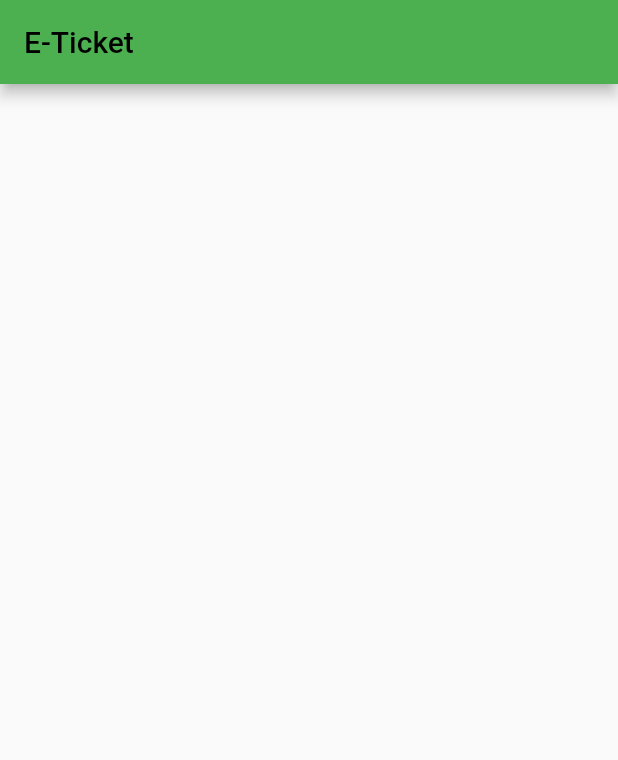
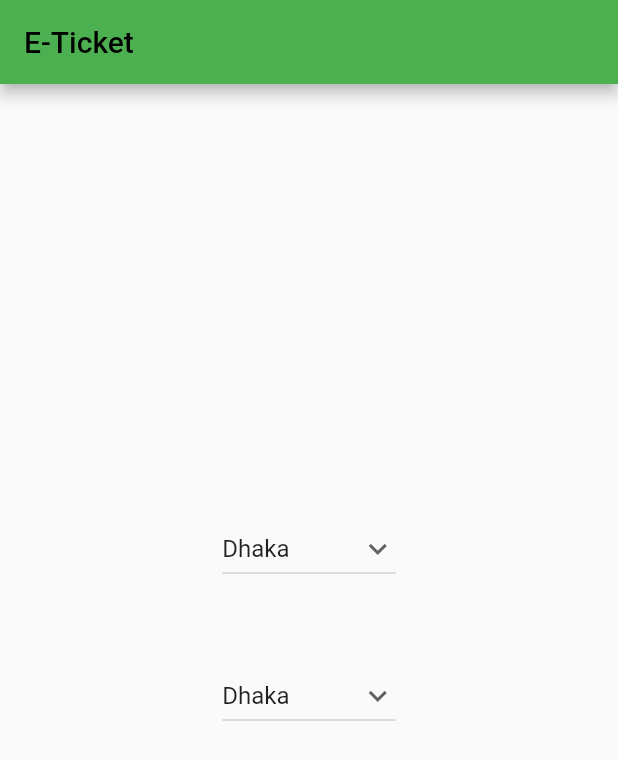
Before and after one commit to zhalok/HACKNSU4_SUST_Agile_Team, a Flutter app: the screen it shows after launch, on a phone screen of 412 x 824 dp. Shown: the top 760 px of the screen. Run offline on Flutter 3.47's test engine with Material 2 defaults, Android fonts, the phone set to English and light mode, and no system bars.

Commit message:
Drop Down

```diff
--- a/lib/main.dart
+++ b/lib/main.dart
@@ -1,104 +1,8 @@
-// // ignore_for_file: prefer_const_constructors
-
-// import 'package:flutter/material.dart';
-// void main(){
-//   runApp(const MyApp());
-// }
-// class MyApp extends StatefulWidget {
-//   const MyApp({Key? key}) : super(key: key);
-
-//   @override
-//   State<MyApp> createState() => _MyAppState();
-// }
-
-// class _MyAppState extends State<MyApp> {
-//   String dropdownvalue = 'Dhaka';
-
-//   var items = [
-//     'Dhaka',
-//     'Sylhet',
-//     'Chittagong',
-//     'Rajshahi',
-//     'Khulna',
-//     'Mymensingh'
-//   ];
-//   @override
-//   Widget build(BuildContext context) {
-//     return Container(
-//       padding: const EdgeInsets.all(10),
-//       decoration:const BoxDecoration(
-//     color: Colors.white,
-//     borderRadius: BorderRadius.only(
-//       topLeft: Radius.circular(10),
-//         topRight: Radius.circular(10),
-//         bottomLeft: Radius.circular(10),
-//         bottomRight: Radius.circular(10)
-//     ),
-//       ),
-//       child:  Center(
-//         child: Column(
-//           mainAxisAlignment: MainAxisAlignment.center,
-//           children: [
-//             DropdownButton(
-//               isExpanded: false,
-//               value: dropdownvalue,
-//               icon: const Icon(Icons.keyboard_arrow_down),
-//               items: items.map((String items) {
-//                 return DropdownMenuItem(
-//                   value: items,
-//                   child: Text(items),
-//                 );
-//               }).toList(),
-//               onChanged: (String? newValue) {
-//                 setState(() {
-//                   dropdownvalue = newValue!;
-//                 });
-//               },
-//               hint: Align(
-//                 alignment: Alignment.centerLeft,
-//                 child: Text(
-//                   "From",
-//                   style: TextStyle(color: Colors.black),
-//                 ),
-//               ),
-//               ),
-//               DropdownButton(
-//               isExpanded: false,
-//               value: dropdownvalue,
-//               icon: const Icon(Icons.keyboard_arrow_down),
-//               items: items.map((String items) {
-//                 return DropdownMenuItem(
-//                   value: items,
-//                   child: Text(items),
-//                 );
-//               }).toList(),
-//               onChanged: (String? newValue) {
-//                 setState(() {
-//                   dropdownvalue = newValue!;
-//                 });
-//               },
-//               hint: Align(
-//                 alignment: Alignment.centerLeft,
-//                 child: Text(
-//                   "To",
-//                   style: TextStyle(color: Colors.black),
-//                 ),
-//               ),
-//               ),
-
-//           ],
-//         ),
-//       ),
-//     );
-//   }
-// }
-
+// ignore_for_file: prefer_const_constructors
 import 'package:flutter/material.dart';
-
-void main(List<String> args) {
-  runApp(const MyApp());
-}
-
+void main(){
+   runApp(const MyApp());
+ }
 class MyApp extends StatefulWidget {
   const MyApp({Key? key}) : super(key: key);
 
@@ -107,6 +11,17 @@ class MyApp extends StatefulWidget {
 }
 
 class _MyAppState extends State<MyApp> {
+  String dropdownvalue = 'Dhaka';
+
+
+  var items = [
+    'Dhaka',
+    'Sylhet',
+    'Chittagong',
+    'Rajshahi',
+    'Khulna',
+    'Mymensingh'
+  ];
   @override
   Widget build(BuildContext context) {
     return MaterialApp(
@@ -116,11 +31,59 @@ class _MyAppState extends State<MyApp> {
       darkTheme: ThemeData(primarySwatch: Colors.grey),
       color: Colors.amberAccent,
       home: Scaffold(
-        appBar: AppBar(
-            title: const Text(
-          'E-Ticket',
-          style: TextStyle(color: Colors.black),
-        )),
+        appBar: AppBar(title: const Text('E-Ticket',style: TextStyle(color: Colors.black),)),
+        body: Center(
+          child: Column(
+            mainAxisAlignment: MainAxisAlignment.center,
+            children: [
+              DropdownButton(
+              value: dropdownvalue,
+              icon: const Icon(Icons.keyboard_arrow_down),
+              items: items.map((String items) {
+                return DropdownMenuItem(
+                  value: items,
+                  child: Text(items),
+                );
+              }).toList(),
+              onChanged: (String? newValue) {
+                setState(() {
+                  dropdownvalue = newValue!;
+                });
+              },
+            ),
+            SizedBox(
+                  height: 50,
+                ),
+              DropdownButton(
+              isExpanded: false,
+              value: dropdownvalue,
+              icon: const Icon(Icons.keyboard_arrow_down),
+              items: items.map((String items) {
+                return DropdownMenuItem(
+                  value: items,
+                  child: Text(items),
+                );
+              }).toList(),
+              onChanged: (String? newValue) {
+                setState(() {
+                  dropdownvalue = newValue!;
+                });
+              },
+              hint: Align(
+                alignment: Alignment.centerLeft,
+                child: Text(
+                  "To",
+                  style: TextStyle(color: Colors.black),
+                ),
+              ),
+              ),
+              SizedBox(
+                  height: 50,
+                ),
+
+            ],
+          ),
+        ),
       ),
     );
   }
```
Also changed, not shown: 2 other files.
